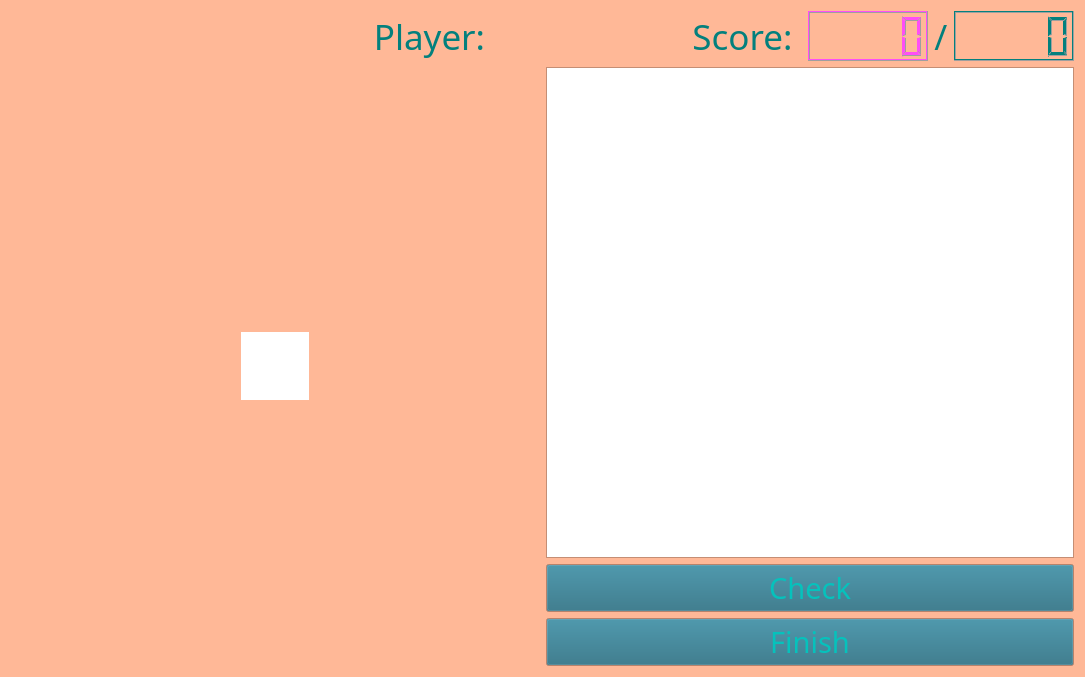
Qt form crossword/crossword/crosswordGUI/gamewindow.ui (DariaKomarynska/Crossword-Puzzle) before a commit.
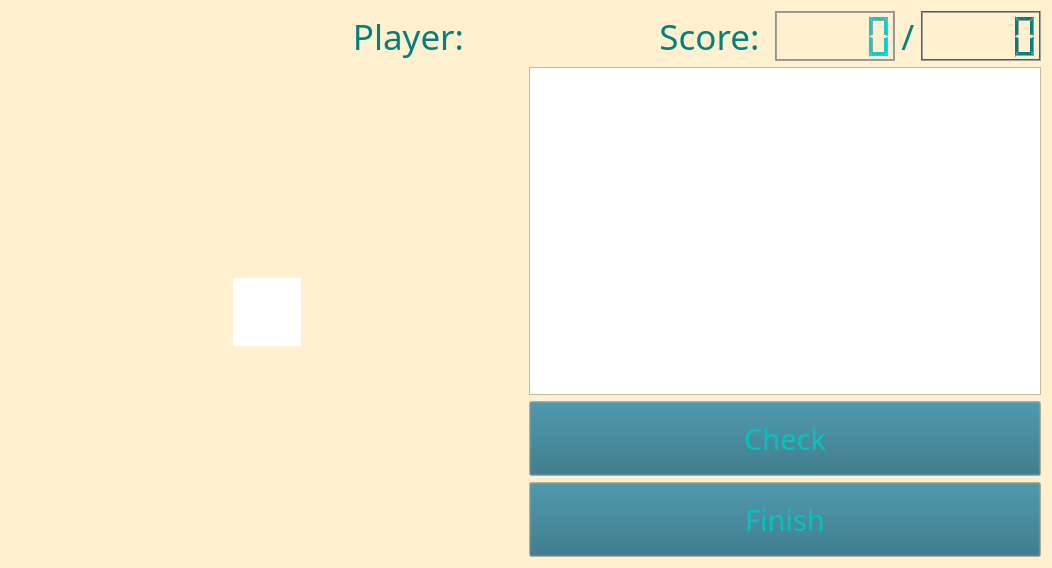
The same form after that commit.

Patch:
```diff
--- a/crossword/crossword/crosswordGUI/gamewindow.ui
+++ b/crossword/crossword/crosswordGUI/gamewindow.ui
@@ -6,8 +6,8 @@
    <rect>
     <x>0</x>
     <y>0</y>
-    <width>1085</width>
-    <height>677</height>
+    <width>1052</width>
+    <height>568</height>
    </rect>
   </property>
   <property name="palette">
@@ -26,8 +26,8 @@
       <brush brushstyle="SolidPattern">
        <color alpha="255">
         <red>255</red>
-        <green>184</green>
-        <blue>151</blue>
+        <green>241</green>
+        <blue>207</blue>
        </color>
       </brush>
      </colorrole>
@@ -46,8 +46,8 @@
       <brush brushstyle="SolidPattern">
        <color alpha="255">
         <red>255</red>
-        <green>184</green>
-        <blue>151</blue>
+        <green>241</green>
+        <blue>207</blue>
        </color>
       </brush>
      </colorrole>
@@ -57,8 +57,8 @@
       <brush brushstyle="SolidPattern">
        <color alpha="255">
         <red>255</red>
-        <green>184</green>
-        <blue>151</blue>
+        <green>241</green>
+        <blue>207</blue>
        </color>
       </brush>
      </colorrole>
@@ -66,8 +66,8 @@
       <brush brushstyle="SolidPattern">
        <color alpha="255">
         <red>255</red>
-        <green>184</green>
-        <blue>151</blue>
+        <green>241</green>
+        <blue>207</blue>
        </color>
       </brush>
      </colorrole>
@@ -90,9 +90,9 @@
             <colorrole role="WindowText">
              <brush brushstyle="SolidPattern">
               <color alpha="255">
-               <red>255</red>
-               <green>78</green>
-               <blue>246</blue>
+               <red>5</red>
+               <green>208</green>
+               <blue>201</blue>
               </color>
              </brush>
             </colorrole>
@@ -119,9 +119,9 @@
             <colorrole role="WindowText">
              <brush brushstyle="SolidPattern">
               <color alpha="255">
-               <red>255</red>
-               <green>78</green>
-               <blue>246</blue>
+               <red>5</red>
+               <green>208</green>
+               <blue>201</blue>
               </color>
              </brush>
             </colorrole>
@@ -306,9 +306,9 @@
               <colorrole role="WindowText">
                <brush brushstyle="SolidPattern">
                 <color alpha="255">
-                 <red>255</red>
-                 <green>78</green>
-                 <blue>246</blue>
+                 <red>5</red>
+                 <green>208</green>
+                 <blue>201</blue>
                 </color>
                </brush>
               </colorrole>
@@ -353,9 +353,9 @@
               <colorrole role="WindowText">
                <brush brushstyle="SolidPattern">
                 <color alpha="255">
-                 <red>255</red>
-                 <green>78</green>
-                 <blue>246</blue>
+                 <red>5</red>
+                 <green>208</green>
+                 <blue>201</blue>
                 </color>
                </brush>
               </colorrole>
@@ -586,18 +586,18 @@
                 <colorrole role="WindowText">
                  <brush brushstyle="SolidPattern">
                   <color alpha="255">
-                   <red>255</red>
-                   <green>78</green>
-                   <blue>246</blue>
+                   <red>5</red>
+                   <green>208</green>
+                   <blue>201</blue>
                   </color>
                  </brush>
                 </colorrole>
                 <colorrole role="Light">
                  <brush brushstyle="SolidPattern">
                   <color alpha="255">
-                   <red>255</red>
-                   <green>78</green>
-                   <blue>246</blue>
+                   <red>5</red>
+                   <green>208</green>
+                   <blue>201</blue>
                   </color>
                  </brush>
                 </colorrole>
@@ -613,9 +613,18 @@
                 <colorrole role="Window">
                  <brush brushstyle="SolidPattern">
                   <color alpha="255">
-                   <red>3</red>
-                   <green>128</green>
-                   <blue>125</blue>
+                   <red>5</red>
+                   <green>208</green>
+                   <blue>201</blue>
+                  </color>
+                 </brush>
+                </colorrole>
+                <colorrole role="LinkVisited">
+                 <brush brushstyle="SolidPattern">
+                  <color alpha="255">
+                   <red>5</red>
+                   <green>208</green>
+                   <blue>201</blue>
                   </color>
                  </brush>
                 </colorrole>
@@ -624,18 +633,18 @@
                 <colorrole role="WindowText">
                  <brush brushstyle="SolidPattern">
                   <color alpha="255">
-                   <red>255</red>
-                   <green>78</green>
-                   <blue>246</blue>
+                   <red>5</red>
+                   <green>208</green>
+                   <blue>201</blue>
                   </color>
                  </brush>
                 </colorrole>
                 <colorrole role="Light">
                  <brush brushstyle="SolidPattern">
                   <color alpha="255">
-                   <red>255</red>
-                   <green>78</green>
-                   <blue>246</blue>
+                   <red>5</red>
+                   <green>208</green>
+                   <blue>201</blue>
                   </color>
                  </brush>
                 </colorrole>
@@ -651,9 +660,18 @@
                 <colorrole role="Window">
                  <brush brushstyle="SolidPattern">
                   <color alpha="255">
-                   <red>3</red>
-                   <green>128</green>
-                   <blue>125</blue>
+                   <red>5</red>
+                   <green>208</green>
+                   <blue>201</blue>
+                  </color>
+                 </brush>
+                </colorrole>
+                <colorrole role="LinkVisited">
+                 <brush brushstyle="SolidPattern">
+                  <color alpha="255">
+                   <red>5</red>
+                   <green>208</green>
+                   <blue>201</blue>
                   </color>
                  </brush>
                 </colorrole>
@@ -671,27 +689,36 @@
                 <colorrole role="Light">
                  <brush brushstyle="SolidPattern">
                   <color alpha="255">
-                   <red>255</red>
-                   <green>78</green>
-                   <blue>246</blue>
+                   <red>5</red>
+                   <green>208</green>
+                   <blue>201</blue>
                   </color>
                  </brush>
                 </colorrole>
                 <colorrole role="Base">
                  <brush brushstyle="SolidPattern">
                   <color alpha="255">
-                   <red>3</red>
-                   <green>128</green>
-                   <blue>125</blue>
+                   <red>5</red>
+                   <green>208</green>
+                   <blue>201</blue>
                   </color>
                  </brush>
                 </colorrole>
                 <colorrole role="Window">
                  <brush brushstyle="SolidPattern">
                   <color alpha="255">
-                   <red>3</red>
-                   <green>128</green>
-                   <blue>125</blue>
+                   <red>5</red>
+                   <green>208</green>
+                   <blue>201</blue>
+                  </color>
+                 </brush>
+                </colorrole>
+                <colorrole role="LinkVisited">
+                 <brush brushstyle="SolidPattern">
+                  <color alpha="255">
+                   <red>5</red>
+                   <green>208</green>
+                   <blue>201</blue>
                   </color>
                  </brush>
                 </colorrole>
@@ -1283,7 +1310,7 @@
          <item>
           <widget class="QListWidget" name="questionList">
            <property name="sizePolicy">
-            <sizepolicy hsizetype="Minimum" vsizetype="Expanding">
+            <sizepolicy hsizetype="Preferred" vsizetype="Expanding">
              <horstretch>0</horstretch>
              <verstretch>0</verstretch>
             </sizepolicy>
@@ -1308,8 +1335,8 @@
              </property>
              <property name="minimumSize">
               <size>
-               <width>400</width>
-               <height>0</height>
+               <width>300</width>
+               <height>75</height>
               </size>
              </property>
              <property name="palette">
@@ -1449,6 +1476,12 @@
                <verstretch>0</verstretch>
               </sizepolicy>
              </property>
+             <property name="minimumSize">
+              <size>
+               <width>0</width>
+               <height>75</height>
+              </size>
+             </property>
              <property name="palette">
               <palette>
                <active>
```
